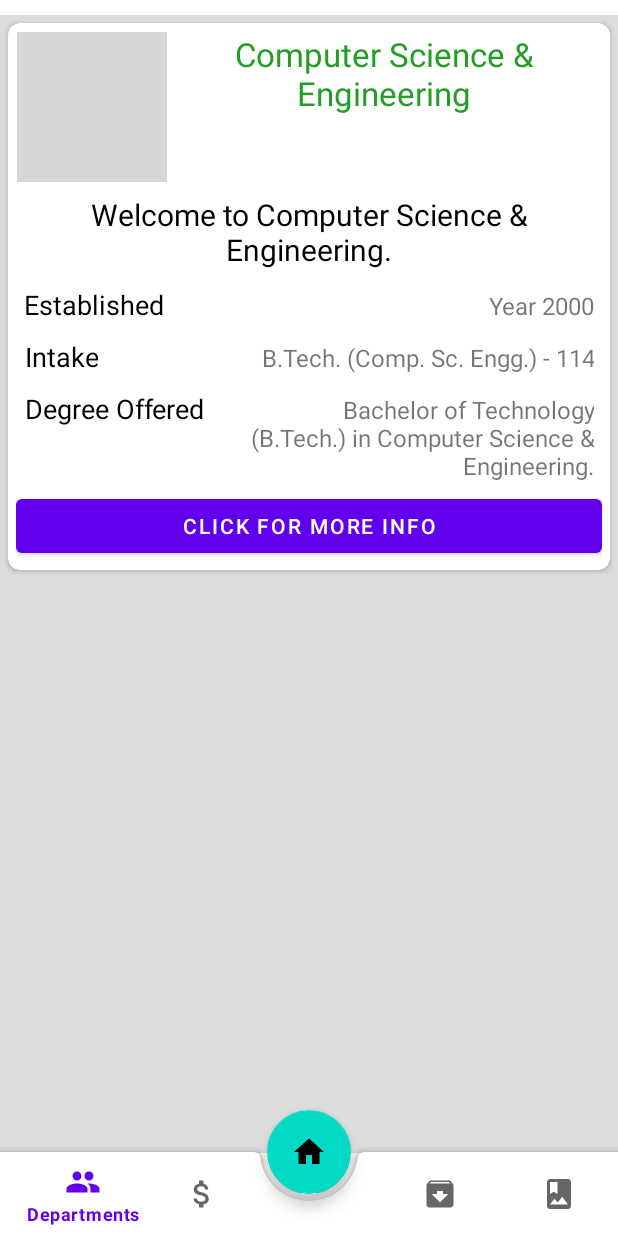
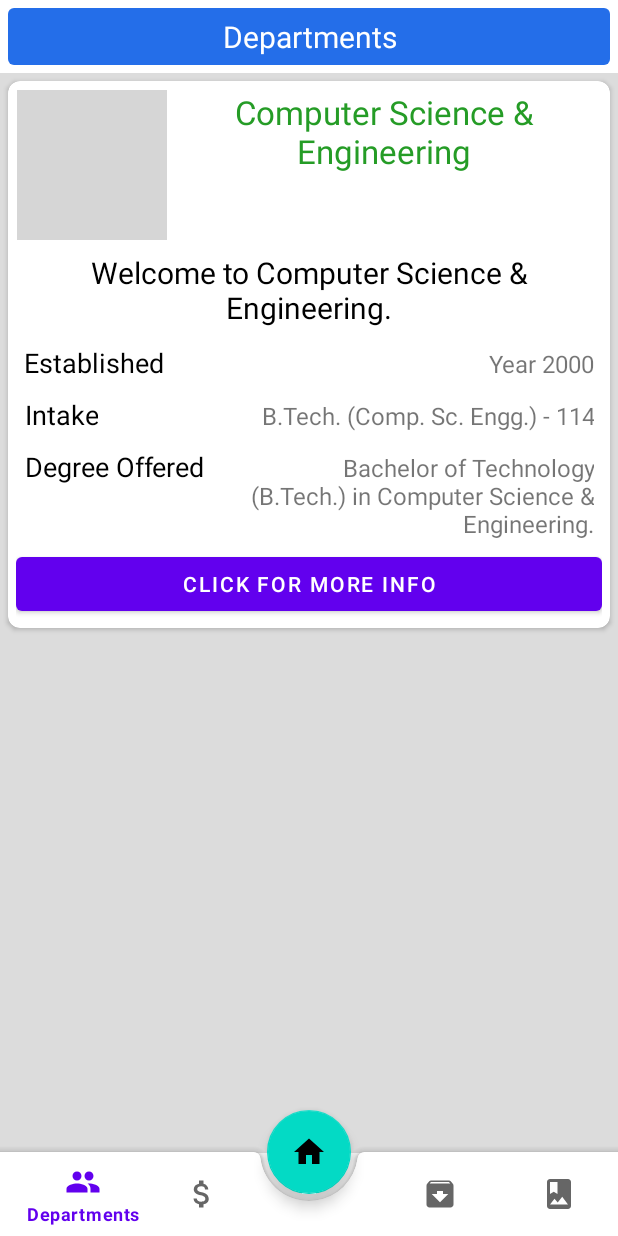
Before and after one commit to iraunit/NITRR, an Android app: the screen it shows after launch (MainActivity), after a tap on "Computer Science & Engineering", on a phone screen of 412 x 824 dp. Run offline under Robolectric (Android 15) with nearby library versions, the phone set to English and light mode, and no system bars; our stand-ins replace Picasso; pictures from the network do not load; grey boxes are pictures that could not be loaded.

Commit message:
PreFinal Version

```diff
--- a/app/src/main/AndroidManifest.xml
+++ b/app/src/main/AndroidManifest.xml
@@ -5,7 +5,8 @@
     <uses-permission android:name="android.permission.INTERACT_ACROSS_PROFILES"/>
     <application
         android:allowBackup="true"
-        android:icon="@mipmap/ic_launcher"
+        android:icon="@drawable/logo"
+        android:usesCleartextTraffic="true"
         android:label="@string/app_name"
         android:roundIcon="@mipmap/ic_launcher_round"
         android:supportsRtl="true"
--- a/app/src/main/res/layout/fragment_archive.xml
+++ b/app/src/main/res/layout/fragment_archive.xml
@@ -21,7 +21,7 @@
             android:text="Facilities"
             android:textAlignment="center"
             android:textColor="@color/white"
-            android:textSize="24sp" />
+            android:textSize="20sp" />
 
         <androidx.cardview.widget.CardView
             android:id="@+id/admission"
--- a/app/src/main/res/layout/fragment_department.xml
+++ b/app/src/main/res/layout/fragment_department.xml
@@ -1,17 +1,27 @@
 <?xml version="1.0" encoding="utf-8"?>
-<FrameLayout xmlns:android="http://schemas.android.com/apk/res/android"
+<LinearLayout xmlns:android="http://schemas.android.com/apk/res/android"
     xmlns:app="http://schemas.android.com/apk/res-auto"
     xmlns:tools="http://schemas.android.com/tools"
     android:id="@+id/departmentfrag"
+    android:orientation="vertical"
     android:layout_width="match_parent"
     android:layout_height="match_parent"
     tools:context=".department.Department">
-
+    <TextView
+        android:id="@+id/textView5"
+        android:layout_width="match_parent"
+        android:layout_height="wrap_content"
+        android:layout_margin="5dp"
+        android:background="@drawable/background"
+        android:padding="5dp"
+        android:text="Departments"
+        android:textAlignment="center"
+        android:textColor="@color/white"
+        android:textSize="20sp" />
     <androidx.recyclerview.widget.RecyclerView
         android:id="@+id/recyclerdepartment"
         android:layout_width="match_parent"
         android:layout_height="match_parent"
-        android:layout_marginTop="10dp"
         android:layout_marginBottom="55dp"
         android:background="@color/grey" />
-</FrameLayout>
+</LinearLayout>
```
Also changed, not shown: app/src/main/res/layout/fragment_admissionfragment.xml (+11 -1 lines), app/src/main/res/layout/fragment_gallery.xml (+12 -1 lines), app/src/main/res/drawable/logo.png (added).
